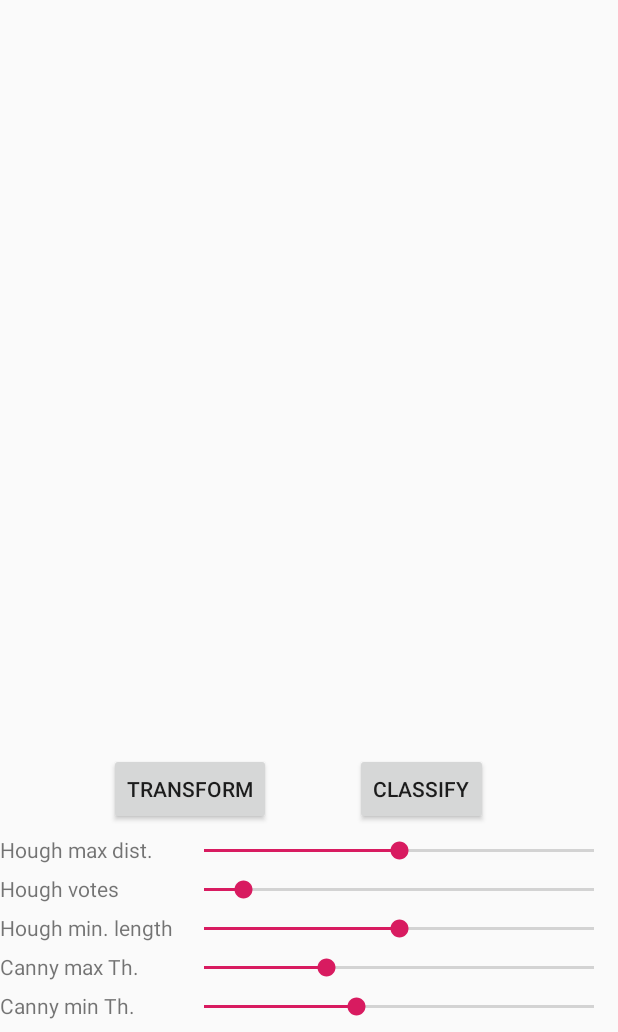
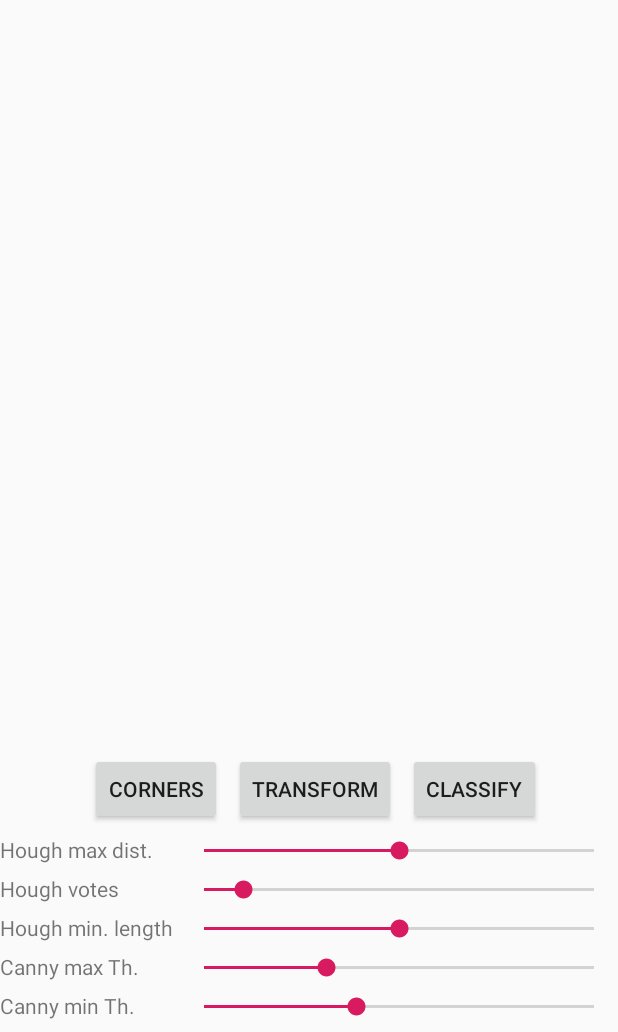
Before and after one commit to TheSmike/VolleyCourt-mapping, an Android app: the screen it shows after launch (MainActivity), after a tap on "TRANSFORM", on a phone screen of 412 x 824 dp, the part 204-1236 px from its top. Run offline under Robolectric (Android 15) with nearby library versions, the phone set to English and light mode, and no system bars; libraries missing offline, so code that uses them is left out: org.tensorflow.contrib; pictures from the network do not load; 3 statements that could not run were skipped.

Commit message:
handle lines completed

```diff
--- a/app/src/main/java/it/scarpentim/volleycourtmapping/LineFunction.java
+++ b/app/src/main/java/it/scarpentim/volleycourtmapping/LineFunction.java
@@ -5,7 +5,7 @@ import org.opencv.core.Point;
 class LineFunction {
 
     private static final double EPSILON = 2;
-    private static final double MARGIN = 10;
+    private static final double MARGIN = 7;
     public double m,b;
     public double xStart;
     public double yStart;
--- a/app/src/main/java/it/scarpentim/volleycourtmapping/MainActivity.java
+++ b/app/src/main/java/it/scarpentim/volleycourtmapping/MainActivity.java
@@ -48,6 +48,7 @@ public class MainActivity extends AppCompatActivity {
     private boolean isPerspectiveApplied = false;
 
     Classifier classifier;
+    private List<Point> automaticCorners = null;
 
 
     private enum ShowType{
@@ -208,19 +209,11 @@ public class MainActivity extends AppCompatActivity {
         }
     };
 
-    public void transformImage(View view) {
-        if (isPerspectiveApplied) {
-            isPerspectiveApplied = false;
-            onTouchListener.reset();
-            onTouchListener.setImage(sampledImage);
-            showImage(sampledImage);
-        } else {
+    public void findCorners(View view) {
         if (sampledImage == null) {
             Toast.makeText(this, "Nessuna immagine caricata", Toast.LENGTH_SHORT).show();
             return;
         }
-
-            isPerspectiveApplied = true;
 
         Mat maskedMat = imageSupport.colorMask(sampledImage);
         Mat houghMat = imageSupport.houghTransform(maskedMat, seekBarHandler);
@@ -232,10 +225,39 @@ public class MainActivity extends AppCompatActivity {
         }
         showImage(drawedMat);
 
+        automaticCorners = corners;
+
         //Mat correctedImage = imageSupport.projectOnHalfCourt(onTouchListener.getCorners(), sampledImage);
         //showImage(correctedImage);
+    }
 
+    public void transformImage(View view) {
+        if (isPerspectiveApplied) {
+            isPerspectiveApplied = false;
+            ((TextView)view).setText(R.string.transform);
+            showImage(sampledImage);
+
+        } else {
+
+            if (automaticCorners == null){
+                toast("Il processo per individuare i 4 vertici non è stato eseguito, premere il bottone Corners");
+            } else if (automaticCorners.size() != 4) {
+                toast("Il processo non è riuscito ad individuare i 4 vertici in modo univoco!");
+            } else {
+                isPerspectiveApplied = true;
+                ((TextView)view).setText(R.string.goback);
+
+                Mat correctedImage = imageSupport.projectOnHalfCourt(automaticCorners, sampledImage);
+                showImage(correctedImage);
             }
+        }
+    }
+
+    private void toast(String msg) {
+        Context context = getApplicationContext();
+        int duration = Toast.LENGTH_LONG;
+        Toast toast = Toast.makeText(context, msg, duration);
+        toast.show();
     }
 
     public void manualTransformImage(View view) {
@@ -246,15 +268,11 @@ public class MainActivity extends AppCompatActivity {
             showImage(sampledImage);
         } else {
             if (sampledImage == null) {
-                Toast.makeText(this, "Nessuna immagine caricata", Toast.LENGTH_SHORT).show();
+                toast("Nessuna immagine caricata");
                 return;
             }
             if (onTouchListener.getCorners().size() != 4) {
-                Context context = getApplicationContext();
-                CharSequence text = "Bisogna selezionare 4 vertici!";
-                int duration = Toast.LENGTH_LONG;
-                Toast toast = Toast.makeText(context, text, duration);
-                toast.show();
+                toast("Bisogna selezionare 4 vertici!");
             } else {
                 isPerspectiveApplied = true;
 
--- a/app/src/main/res/layout/activity_main.xml
+++ b/app/src/main/res/layout/activity_main.xml
@@ -113,26 +113,38 @@
         app:layout_constraintBottom_toTopOf="@+id/seekBar_HoughVotes" />
 
     <Button
-        android:id="@+id/btn_Transform"
+        android:id="@+id/btn_corners"
         android:layout_width="wrap_content"
         android:layout_height="wrap_content"
+        android:layout_marginEnd="8dp"
+        android:layout_marginBottom="8dp"
+        android:onClick="findCorners"
+        android:text="Corners"
+        app:layout_constraintBottom_toTopOf="@+id/seekBar_HoughMaxDistance"
+        app:layout_constraintEnd_toStartOf="@+id/btn_transform" />
+
+    <Button
+        android:id="@+id/btn_transform"
+        android:layout_width="wrap_content"
+        android:layout_height="wrap_content"
+        android:layout_marginStart="8dp"
         android:layout_marginBottom="8dp"
         android:onClick="transformImage"
-        android:text="Transform"
+        android:text="@string/transform"
         app:layout_constraintBottom_toTopOf="@+id/seekBar_HoughMaxDistance"
         app:layout_constraintEnd_toEndOf="parent"
-        app:layout_constraintHorizontal_bias="0.24"
         app:layout_constraintStart_toStartOf="parent" />
 
     <Button
         android:id="@+id/btn_classify"
         android:layout_width="wrap_content"
         android:layout_height="wrap_content"
-        android:layout_marginStart="56dp"
+        android:layout_marginStart="8dp"
         android:layout_marginBottom="8dp"
+        android:onClick="classifyImage"
         android:text="Classify"
-        android:onClick="classifyImage"
         app:layout_constraintBottom_toTopOf="@+id/seekBar_HoughMaxDistance"
-        app:layout_constraintStart_toEndOf="@+id/btn_Transform" />
+        app:layout_constraintStart_toEndOf="@+id/btn_transform" />
+
 
 </android.support.constraint.ConstraintLayout>
--- a/app/src/main/res/values/strings.xml
+++ b/app/src/main/res/values/strings.xml
@@ -4,4 +4,6 @@
     <string name="image_preview">image Preview</string>
     <string name="action_canny">Canny</string>
     <string name="action_hough">Hough</string>
+    <string name="transform">Transform</string>
+    <string name="goback">Go Back</string>
 </resources>
```
Also changed, not shown: app/src/main/java/it/scarpentim/volleycourtmapping/ImageSupport.java (+156 -6 lines). Lines whose indentation alone changed are shown as unchanged.
